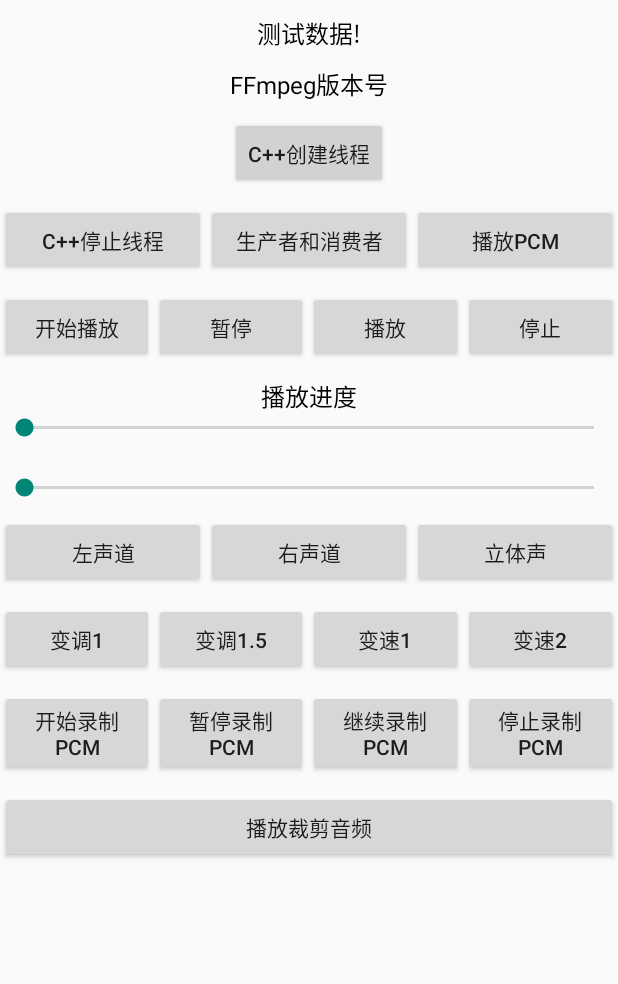
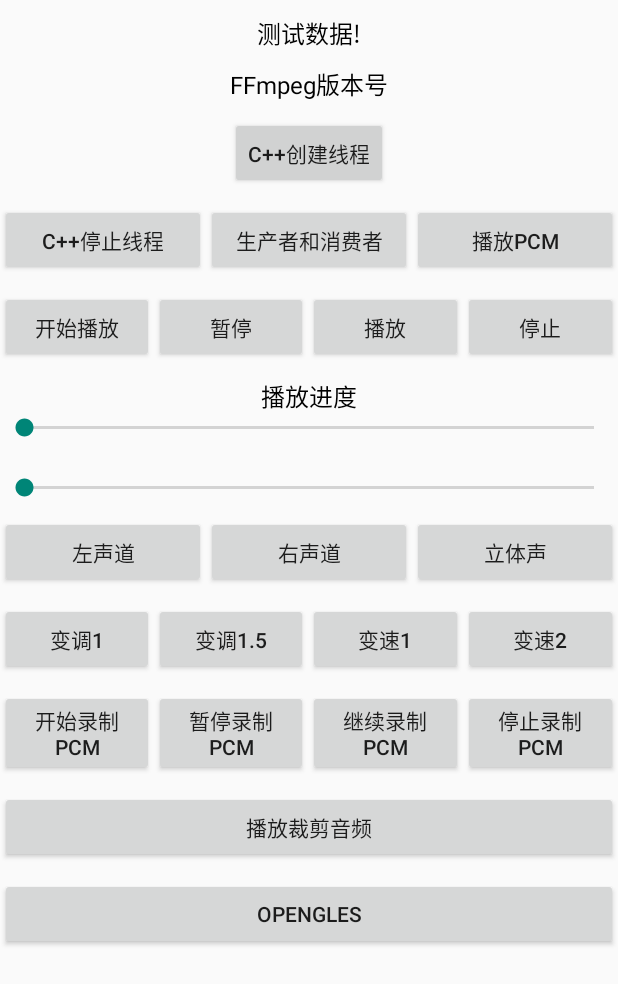
Before and after one commit to stormdzh/FFmpegDzh, an Android app: the screen it shows after launch (MainActivity), on a phone screen of 412 x 824 dp. Shown: the top 984 px of the screen. Run offline under Robolectric (Android 15) with nearby library versions, the phone set to English and light mode, and no system bars; 3 statements that could not run were skipped.

Commit message:
opengl的集成

```diff
--- a/app/src/main/AndroidManifest.xml
+++ b/app/src/main/AndroidManifest.xml
@@ -20,6 +20,7 @@
                 <category android:name="android.intent.category.LAUNCHER" />
             </intent-filter>
         </activity>
+        <activity android:name=".TestOpenGlesActivity"/>
     </application>
 
 </manifest>
--- a/app/src/main/java/com/stormdzh/ffmpegdzh/MainActivity.java
+++ b/app/src/main/java/com/stormdzh/ffmpegdzh/MainActivity.java
@@ -2,6 +2,7 @@ package com.stormdzh.ffmpegdzh;
 
 import android.Manifest;
 import android.app.Activity;
+import android.content.Intent;
 import android.content.pm.PackageManager;
 import android.os.Bundle;
 import android.os.Environment;
@@ -68,6 +69,7 @@ public class MainActivity extends Activity implements View.OnClickListener {
         findViewById(R.id.btnPuaseRecord).setOnClickListener(this);
         findViewById(R.id.btnContinueRecord).setOnClickListener(this);
         findViewById(R.id.btnCutAudioPlay).setOnClickListener(this);
+        findViewById(R.id.btnOpenGLES).setOnClickListener(this);
 
 
         mSeekBar.setOnSeekBarChangeListener(new SeekBar.OnSeekBarChangeListener() {
@@ -295,6 +297,11 @@ public class MainActivity extends Activity implements View.OnClickListener {
                 mTestJni.mprepare();
 
                 break;
+
+            case R.id.btnOpenGLES:
+
+                startActivity(new Intent(this,TestOpenGlesActivity.class));
+                break;
         }
     }
 }
--- a/app/src/main/res/layout/activity_main.xml
+++ b/app/src/main/res/layout/activity_main.xml
@@ -264,6 +264,20 @@
                 android:text="播放裁剪音频" />
         </LinearLayout>
 
+        <LinearLayout
+            android:layout_width="match_parent"
+            android:layout_height="wrap_content"
+            android:orientation="horizontal">
+
+            <Button
+                android:id="@+id/btnOpenGLES"
+                android:layout_width="0dp"
+                android:layout_height="wrap_content"
+                android:layout_marginTop="10dp"
+                android:layout_weight="1"
+                android:text="OpenGLES" />
+        </LinearLayout>
+
 
     </LinearLayout>
 </ScrollView>
```
Also changed, not shown: app/src/main/java/com/stormdzh/ffmpegdzh/TestOpenGlesActivity.java (added, +21 -0 lines), app/src/main/java/com/stormdzh/ffmpegdzh/opgl/WLGLSufurfaceView.java (added, +27 -0 lines), app/src/main/java/com/stormdzh/ffmpegdzh/opgl/WlRender.java (added, +34 -0 lines), app/src/main/res/layout/activity_openelgs.xml (added, +10 -0 lines).
